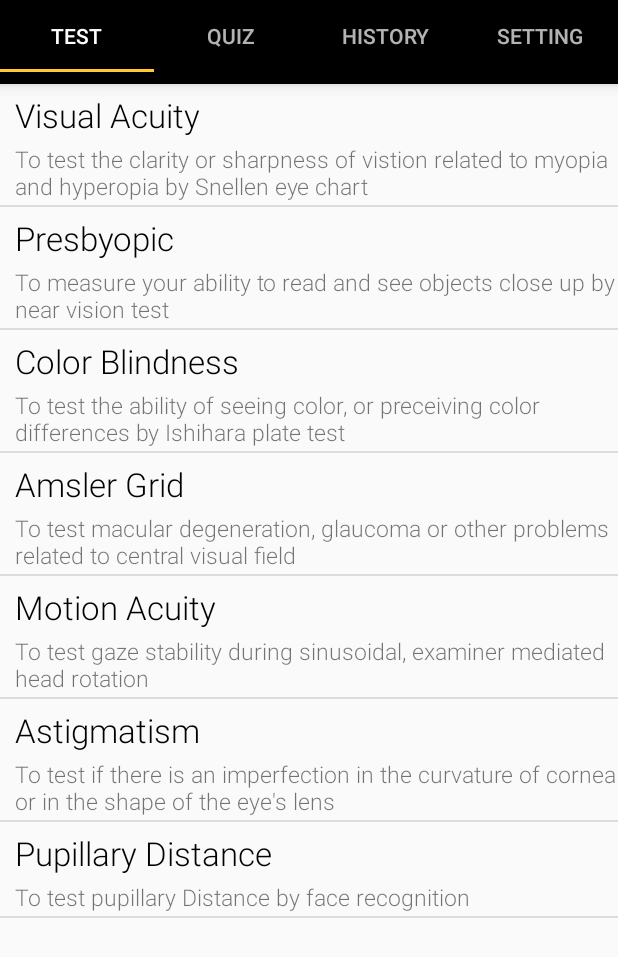
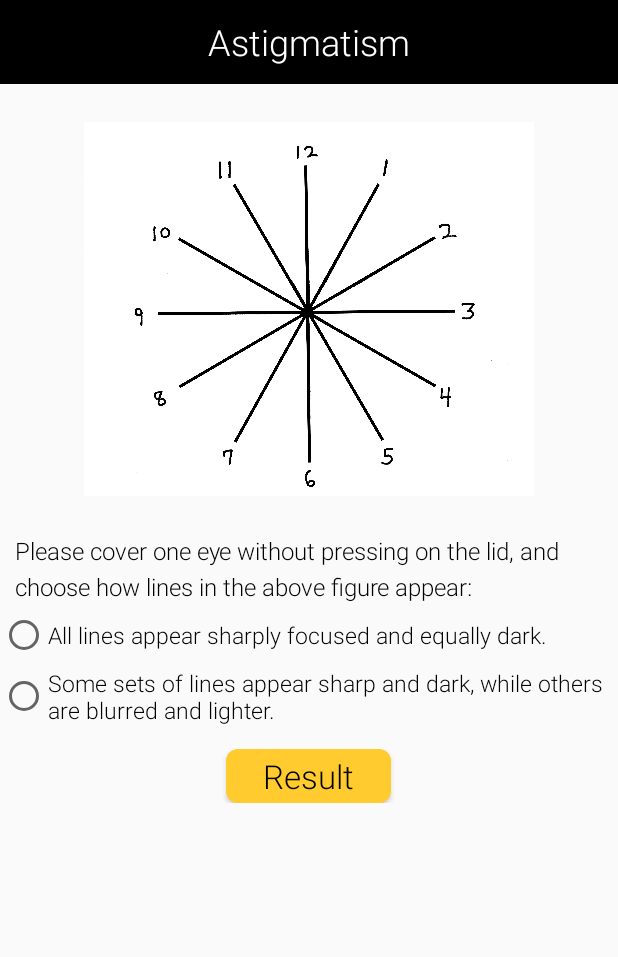
Before and after one commit to MandyChen0114/iSight, an Android app: the Fragment_Test screen opened directly, with no data from a screen before it, after a tap on "Astigmatism", on a phone screen of 412 x 824 dp. Shown: the top 957 px of the screen. Run offline under Robolectric (Android 15) with nearby library versions, the phone set to English and light mode, and no system bars.

Commit message:
Added astigmatism and amsler grid test

```diff
--- a/iSight/app/src/main/AndroidManifest.xml
+++ b/iSight/app/src/main/AndroidManifest.xml
@@ -26,6 +26,8 @@
         <activity android:name=".MainActivity"/>
         <activity android:name=".Activity_Test_ColorBlind"/>
         <activity android:name=".Activity_Quiz"/>
+        <activity android:name=".Activity_Test_AmslerGrid"/>
+        <activity android:name=".Activity_Test_Astigmatism"/>
     </application>
 
 </manifest>
--- /dev/null
+++ b/iSight/app/src/main/java/edu/cmu/supermandy/isight/ui/Activity_Test_Astigmatism.java
@@ -0,0 +1,41 @@
+package edu.cmu.supermandy.isight.ui;
+
+import android.app.Activity;
+import android.os.Bundle;
+import android.os.SystemClock;
+import android.view.View;
+import android.widget.Button;
+import android.widget.RadioButton;
+import android.widget.RadioGroup;
+import android.widget.TextView;
+
+/**
+ * Created by Mandy on 4/28/16.
+ */
+public class Activity_Test_Astigmatism extends Activity {
+    RadioGroup choicegroup;
+    Button astigmatism_res_btn;
+    TextView testResult_astigmatism;
+String testresult;
+    @Override
+    protected void onCreate(Bundle savedInstanceState) {
+        super.onCreate(savedInstanceState);
+        setContentView(R.layout.activity_test_astigmatism);
+        choicegroup=(RadioGroup)findViewById(R.id.astigmatism_choice_group);
+        astigmatism_res_btn=(Button) findViewById(R.id.astigmatism_res_btn);
+        astigmatism_res_btn.setOnClickListener(new View.OnClickListener() {
+            @Override
+            public void onClick(View v) {
+                int selectedId = choicegroup.getCheckedRadioButtonId();
+                setContentView(R.layout.activity_test_astigmatism_result);
+                testResult_astigmatism=(TextView)findViewById(R.id.testResult_astigmatism);
+                 if(selectedId==R.id.astigmatism_choice_1){
+                    testresult="CONGRATULATIONS, you are not at risk for astigmatism!";
+                }else{
+                    testresult="UNFORTUNATELY, you are at risk for astigmatism! Please visit your eye doctor ASAP!";
+                }
+                    testResult_astigmatism.setText(testresult);
+            }
+        });
+    }
+}
--- a/iSight/app/src/main/java/edu/cmu/supermandy/isight/ui/Fragment_Test.java
+++ b/iSight/app/src/main/java/edu/cmu/supermandy/isight/ui/Fragment_Test.java
@@ -95,6 +95,10 @@ public class Fragment_Test extends Fragment {
                         intent = new Intent(getActivity(), Activity_Test_AmslerGrid.class);
                         startActivity(intent);
                         break;
+                    case 5:
+                        intent = new Intent(getActivity(), Activity_Test_Astigmatism.class);
+                        startActivity(intent);
+                        break;
                     default:
                         break;
                 }
--- /dev/null
+++ b/iSight/app/src/main/res/layout/activity_test_astigmatism.xml
@@ -0,0 +1,91 @@
+<?xml version="1.0" encoding="utf-8"?>
+<FrameLayout xmlns:android="http://schemas.android.com/apk/res/android"
+    xmlns:tools="http://schemas.android.com/tools"
+    android:layout_width="match_parent"
+    android:layout_height="match_parent"
+    tools:context=".Activity_Test_Astigmatism">
+
+    <LinearLayout
+        android:layout_width="match_parent"
+        android:layout_height="match_parent"
+        android:orientation="vertical">
+
+        <android.support.v7.widget.Toolbar
+            android:id="@+id/toolbar_top"
+            android:layout_width="match_parent"
+            android:layout_height="wrap_content"
+            android:background="@color/colorPrimary"
+            android:minHeight="?attr/actionBarSize">
+
+            <TextView
+                android:id="@+id/toolbar_title"
+                style="@style/ToolBarTextStyle"
+                android:layout_width="wrap_content"
+                android:layout_height="wrap_content"
+                android:layout_gravity="center"
+                android:text="@string/test_astigmatism" />
+        </android.support.v7.widget.Toolbar>
+
+        <LinearLayout
+            android:layout_width="match_parent"
+            android:layout_height="wrap_content"
+            android:orientation="vertical">
+
+            <ImageView
+                android:id="@+id/testimage_astigmatism"
+                android:layout_width="300dp"
+                android:layout_height="300dp"
+                android:layout_gravity="center_horizontal"
+                android:adjustViewBounds="true"
+                android:src="@drawable/astigmatism1" />
+
+            <TextView
+                android:id="@+id/testInstruction_astigmatism"
+                style="@style/TestIntroTextViewStyle"
+                android:layout_width="match_parent"
+                android:layout_height="wrap_content"
+                android:layout_marginLeft="10dp"
+                android:lineSpacingExtra="5dp"
+                android:maxLines="10"
+                android:text="@string/testInstruction_astigmatism"
+                android:textSize="16sp" />
+
+            <RadioGroup
+                android:layout_width="match_parent"
+                android:layout_height="wrap_content"
+                android:id="@+id/astigmatism_choice_group"
+                android:orientation="vertical">
+                <RadioButton
+                    android:layout_width="wrap_content"
+                    android:layout_height="wrap_content"
+                    android:layout_marginTop="5dp"
+                    android:text="@string/test_astigmatism_normal"
+                    android:id="@+id/astigmatism_choice_1"
+                    android:textSize="15sp"/>
+                <RadioButton
+                    android:layout_width="wrap_content"
+                    android:layout_height="wrap_content"
+                    android:layout_marginTop="5dp"
+                    android:text="@string/test_astigmatism_abnormal"
+                    android:id="@+id/astigmatism_choice_2"
+                    android:textSize="15sp"/>
+            </RadioGroup>
+
+            <LinearLayout
+                android:layout_width="match_parent"
+                android:layout_height="wrap_content"
+                android:layout_marginTop="15dp"
+                android:gravity="center_horizontal"
+                android:orientation="horizontal">
+
+                <Button
+                    android:id="@+id/astigmatism_res_btn"
+                    style="@style/thinButtonStyle"
+                    android:text="@string/action_showresult" />
+
+
+            </LinearLayout>
+
+        </LinearLayout>
+    </LinearLayout>
+</FrameLayout>
--- a/iSight/app/src/main/res/values/strings.xml
+++ b/iSight/app/src/main/res/values/strings.xml
@@ -50,4 +50,18 @@
     <string name="quiz_result_pass">Congratulations, you know how to protect your eyes very well!</string>
     <string name="quiz_result_fail">wrong question1:false</string>
     <string name="test_amslerGrid">Amsler Grid</string>
+    <string name="testInstruction_amslerGrid">Please cover one eye, look at the dot in the center of the grid, and check how the grid appear:</string>
+    <string name="amsler_grid_check1">Distortion or wavy lines</string>
+    <string name="amsler_grid_check2">Blurring or grey areas</string>
+    <string name="amsler_grid_check3">Holes or spots in any areas of the grid</string>
+    <string name="amsler_grid_check4">Centre dot or a part of the dot disappears</string>
+    <string name="amsler_grid_check5">All lines straight, all sqaures equal in size</string>
+    <string name="res_amslerGrid">Congratulations, you are not at risk for macular degeneration or other eye diseases related to central visual field!</string>
+    <string name="explain_amslerGrid">The abnormal Amsler Grid is like below:</string>
+    <string name="test_astigmatism">Astigmatism</string>
+    <string name="testInstruction_astigmatism">Please cover one eye without pressing on the lid, and choose how lines in the above figure appear:</string>
+    <string name="test_astigmatism_normal">All lines appear sharply focused and equally dark.</string>
+    <string name="test_astigmatism_abnormal">Some sets of lines appear sharp and dark, while others are blurred and lighter.</string>
+    <string name="explain_astigmatism">The abnormal Astigmatism is like below:</string>
+    <string name="res_astigmatism">Congratulations, you are not at risk for astigmatism!</string>
 </resources>
--- a/iSight/app/src/main/res/values/styles.xml
+++ b/iSight/app/src/main/res/values/styles.xml
@@ -13,6 +13,7 @@
 
     <style name="RobotoTextViewStyle" parent="android:Widget.TextView">
         <item name="android:fontFamily">sans-serif-light</item>
+        <item name="android:textColor">@color/colorPrimary</item>
     </style>
 
     <style name="ToolBarTextStyle" parent="RobotoTextViewStyle">
```
Also changed, not shown: iSight/app/src/main/java/edu/cmu/supermandy/isight/ui/Activity_Test_AmslerGrid.java (+30 -0 lines), iSight/app/src/main/res/layout/activity_test_amsler_grid.xml (+47 -20 lines), iSight/app/src/main/res/layout/activity_test_amsler_grid_result.xml (added, +51 -0 lines), iSight/app/src/main/res/layout/activity_test_astigmatism_result.xml (added, +51 -0 lines), iSight/app/src/main/res/drawable-nodpi/amslergrid.jpg (renamed from iSight/app/src/main/res/drawable-nodpi/Amsler-grid.jpg), iSight/app/src/main/res/drawable-nodpi/amslergrid2.png (added), iSight/app/src/main/res/drawable-nodpi/astigmatism.gif (added), iSight/app/src/main/res/drawable-nodpi/astigmatism1.jpg (added), iSight/app/src/main/res/drawable-nodpi/astigmatism2.JPG (added).
